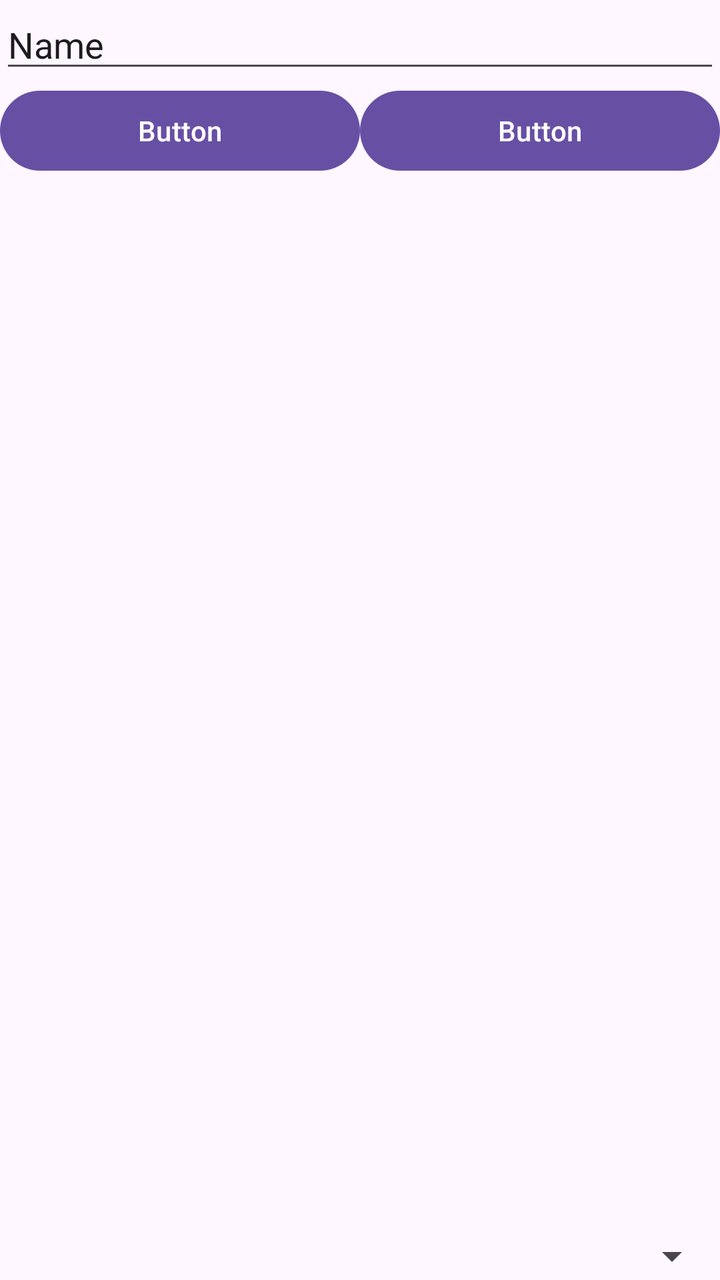
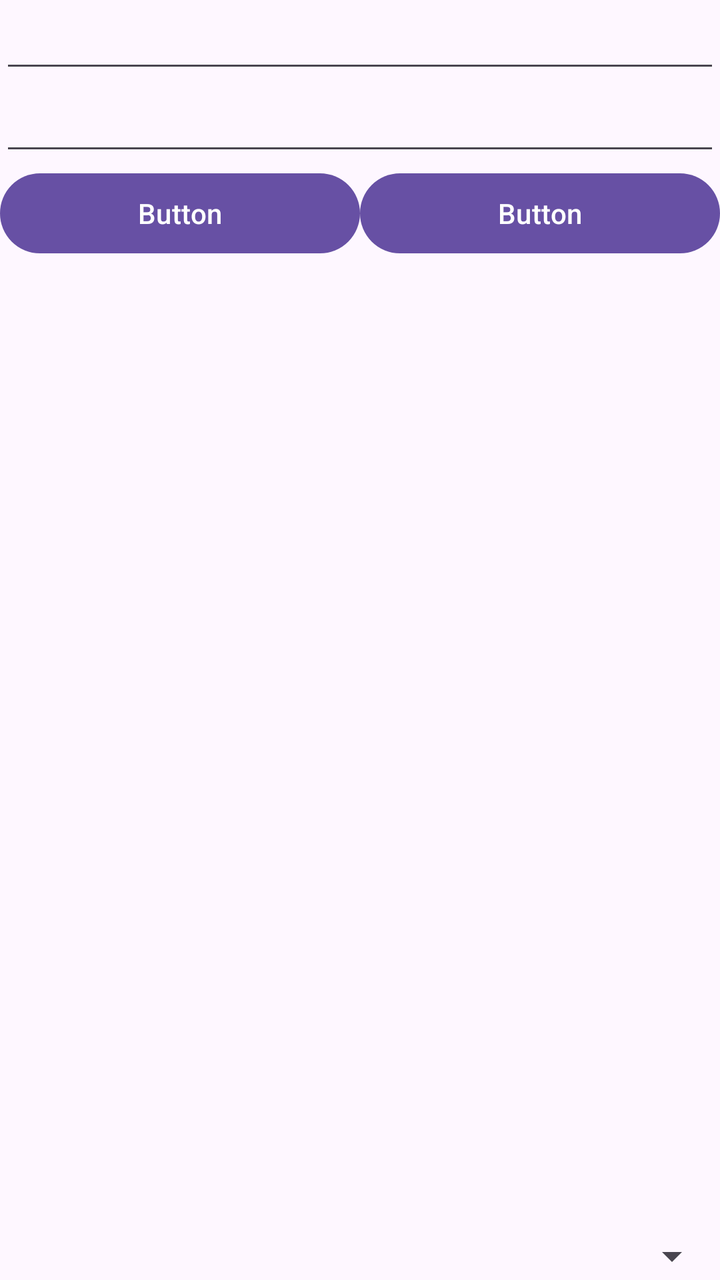

Compare the two renders of this Android layout. The source of the first and the diff that turns it into the second are given below.
<!-- AndroidManifest.xml: application theme Theme.Ejer03_Spinner_ListView -->
<!-- res/layout/activity_main.xml -->
<?xml version="1.0" encoding="utf-8"?>
<androidx.constraintlayout.widget.ConstraintLayout xmlns:android="http://schemas.android.com/apk/res/android"
   android:fitsSystemWindows="true"
    xmlns:app="http://schemas.android.com/apk/res-auto"
    xmlns:tools="http://schemas.android.com/tools"
    android:id="@+id/main"
    android:layout_width="match_parent"
    android:layout_height="match_parent"
    android:orientation="vertical"
    tools:context=".MainActivity" >

    <EditText
        android:id="@+id/editTextText_Entrada"
        android:layout_width="0dp"
        android:layout_height="wrap_content"
        android:ems="10"
        android:inputType="text"
        android:text="Name"
        app:layout_constraintEnd_toEndOf="parent"
        app:layout_constraintStart_toStartOf="parent"
        app:layout_constraintTop_toTopOf="parent" />

    <Button
        android:id="@+id/button_Añadir"
        android:layout_width="0dp"
        android:layout_height="wrap_content"
        android:text="Button"
        app:layout_constraintStart_toStartOf="parent"
        app:layout_constraintEnd_toStartOf="@id/button_Eliminar"
        app:layout_constraintTop_toBottomOf="@+id/editTextText_Entrada" />

    <Button
        android:id="@+id/button_Eliminar"
        android:layout_width="0dp"
        android:layout_height="wrap_content"
        android:text="Button"
        app:layout_constraintBottom_toBottomOf="@id/button_Añadir"
        app:layout_constraintEnd_toEndOf="parent"
        app:layout_constraintStart_toEndOf="@+id/button_Añadir"
        app:layout_constraintTop_toBottomOf="@+id/editTextText_Entrada" />

    <Spinner
        android:id="@+id/spinner2"
        android:layout_width="match_parent"
        android:layout_height="wrap_content"
        app:layout_constraintBottom_toBottomOf="parent"
        app:layout_constraintTop_toBottomOf="@id/lista"
        tools:layout_editor_absoluteX="2dp" />

    <ListView
        android:id="@+id/lista"
        android:layout_width="match_parent"
        android:layout_height="0dp"
        app:layout_constraintTop_toBottomOf="@id/button_Añadir"
        app:layout_constraintBottom_toTopOf="@+id/spinner2"
        tools:layout_editor_absoluteX="1dp" />
</androidx.constraintlayout.widget.ConstraintLayout>
<!-- resources referenced by this layout -->
<resources>
  <style name="Theme.Ejer03_Spinner_ListView" parent="Base.Theme.Ejer03_Spinner_ListView" />
  <style name="Base.Theme.Ejer03_Spinner_ListView" parent="Theme.Material3.DayNight.NoActionBar">
          
          
      </style>
</resources>

<!-- the commit's change to res/layout/activity_main.xml (unified diff, before → after) -->
@@ -1,57 +1,76 @@
 <?xml version="1.0" encoding="utf-8"?>
-<androidx.constraintlayout.widget.ConstraintLayout xmlns:android="http://schemas.android.com/apk/res/android"
-   android:fitsSystemWindows="true"
+<layout xmlns:android="http://schemas.android.com/apk/res/android"
     xmlns:app="http://schemas.android.com/apk/res-auto"
-    xmlns:tools="http://schemas.android.com/tools"
-    android:id="@+id/main"
-    android:layout_width="match_parent"
-    android:layout_height="match_parent"
-    android:orientation="vertical"
-    tools:context=".MainActivity" >
+    xmlns:tools="http://schemas.android.com/tools">
 
-    <EditText
-        android:id="@+id/editTextText_Entrada"
-        android:layout_width="0dp"
-        android:layout_height="wrap_content"
-        android:ems="10"
-        android:inputType="text"
-        android:text="Name"
-        app:layout_constraintEnd_toEndOf="parent"
-        app:layout_constraintStart_toStartOf="parent"
-        app:layout_constraintTop_toTopOf="parent" />
+    <data>
+        <variable
+            name="miDato"
+            type="gregoriofer.local.ejer03_spinner_listview.Registro" />
+    </data>
 
-    <Button
-        android:id="@+id/button_Añadir"
-        android:layout_width="0dp"
-        android:layout_height="wrap_content"
-        android:text="Button"
-        app:layout_constraintStart_toStartOf="parent"
-        app:layout_constraintEnd_toStartOf="@id/button_Eliminar"
-        app:layout_constraintTop_toBottomOf="@+id/editTextText_Entrada" />
+    <androidx.constraintlayout.widget.ConstraintLayout
+        android:fitsSystemWindows="true"
+        android:id="@+id/main"
+        android:layout_width="match_parent"
+        android:layout_height="match_parent"
+        android:orientation="vertical"
+        tools:context=".MainActivity">
 
-    <Button
-        android:id="@+id/button_Eliminar"
-        android:layout_width="0dp"
-        android:layout_height="wrap_content"
-        android:text="Button"
-        app:layout_constraintBottom_toBottomOf="@id/button_Añadir"
-        app:layout_constraintEnd_toEndOf="parent"
-        app:layout_constraintStart_toEndOf="@+id/button_Añadir"
-        app:layout_constraintTop_toBottomOf="@+id/editTextText_Entrada" />
+        <EditText
+            android:id="@+id/editTextText_EntradaNombre"
+            android:layout_width="0dp"
+            android:layout_height="wrap_content"
+            android:ems="10"
+            android:inputType="text"
+            android:text="@{miDato.nombre}"
+            app:layout_constraintEnd_toEndOf="parent"
+            app:layout_constraintStart_toStartOf="parent"
+            app:layout_constraintTop_toTopOf="parent" />
 
-    <Spinner
-        android:id="@+id/spinner2"
-        android:layout_width="match_parent"
-        android:layout_height="wrap_content"
-        app:layout_constraintBottom_toBottomOf="parent"
-        app:layout_constraintTop_toBottomOf="@id/lista"
-        tools:layout_editor_absoluteX="2dp" />
+        <EditText
+            android:id="@+id/editTextText_EntradaEdad"
+            android:layout_width="0dp"
+            android:layout_height="wrap_content"
+            android:ems="10"
+            android:inputType="number"
+            android:text="@{String.valueOf(miDato.edad)}"
+            app:layout_constraintEnd_toEndOf="parent"
+            app:layout_constraintStart_toStartOf="parent"
+            app:layout_constraintTop_toBottomOf="@id/editTextText_EntradaNombre" />
+        <Button
+            android:id="@+id/button_Añadir"
+            android:layout_width="0dp"
+            android:layout_height="wrap_content"
+            android:text="Button"
+            app:layout_constraintStart_toStartOf="parent"
+            app:layout_constraintEnd_toStartOf="@id/button_Eliminar"
+            app:layout_constraintTop_toBottomOf="@+id/editTextText_EntradaEdad" />
 
-    <ListView
-        android:id="@+id/lista"
-        android:layout_width="match_parent"
-        android:layout_height="0dp"
-        app:layout_constraintTop_toBottomOf="@id/button_Añadir"
-        app:layout_constraintBottom_toTopOf="@+id/spinner2"
-        tools:layout_editor_absoluteX="1dp" />
-</androidx.constraintlayout.widget.ConstraintLayout>
+        <Button
+            android:id="@+id/button_Eliminar"
+            android:layout_width="0dp"
+            android:layout_height="wrap_content"
+            android:text="Button"
+            app:layout_constraintBottom_toBottomOf="@id/button_Añadir"
+            app:layout_constraintEnd_toEndOf="parent"
+            app:layout_constraintStart_toEndOf="@+id/button_Añadir"
+            app:layout_constraintTop_toBottomOf="@+id/editTextText_EntradaEdad" />
+
+        <Spinner
+            android:id="@+id/spinner2"
+            android:layout_width="match_parent"
+            android:layout_height="wrap_content"
+            app:layout_constraintBottom_toBottomOf="parent"
+            app:layout_constraintTop_toBottomOf="@id/lista"
+            tools:layout_editor_absoluteX="2dp" />
+
+        <ListView
+            android:id="@+id/lista"
+            android:layout_width="match_parent"
+            android:layout_height="0dp"
+            app:layout_constraintTop_toBottomOf="@id/button_Añadir"
+            app:layout_constraintBottom_toTopOf="@+id/spinner2"
+            tools:layout_editor_absoluteX="1dp" />
+    </androidx.constraintlayout.widget.ConstraintLayout>
+</layout>
